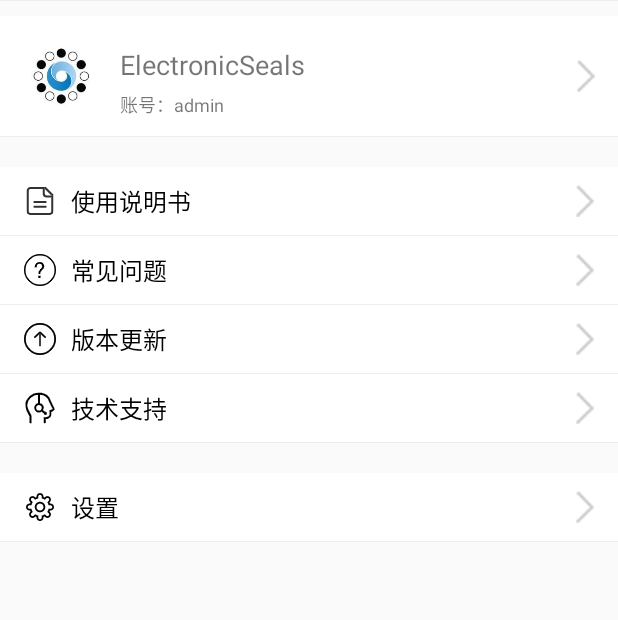
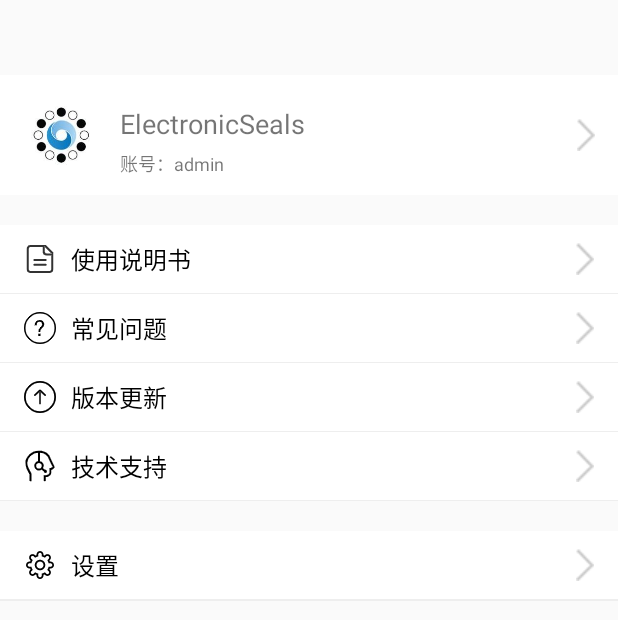
Before and after one commit to gongyurain/electronicSeals, an Android app: the layout fragment_user.xml on its own in the app's theme, with its tools: preview values and no code run, on a phone screen of 412 x 824 dp. Shown: the top 620 px of the screen. Run offline under Robolectric (Android 15) with nearby library versions, the phone set to English and light mode, and no system bars.

Commit message:
update ui

```diff
--- a/app/src/main/AndroidManifest.xml
+++ b/app/src/main/AndroidManifest.xml
@@ -8,7 +8,7 @@
     <uses-permission android:name="android.permission.WRITE_EXTERNAL_STORAGE" />
     <application
         android:allowBackup="true"
-        android:icon="@mipmap/ic_launcher"
+        android:icon="@mipmap/ic_logo"
         android:label="@string/app_name"
         android:roundIcon="@mipmap/ic_launcher_round"
         android:supportsRtl="true"
--- a/app/src/main/res/layout/activity_exceptions.xml
+++ b/app/src/main/res/layout/activity_exceptions.xml
@@ -6,13 +6,14 @@
     android:orientation="vertical">
     <FrameLayout
         android:layout_width="match_parent"
-        android:layout_height="wrap_content">
+        android:layout_height="wrap_content"
+        android:background="@color/darkLight">
         <include layout="@layout/item_title"/>
         <ImageButton
             android:id="@+id/add_iv"
             android:layout_width="50dp"
             android:layout_height="50dp"
-            android:src="@mipmap/icon_add"
+            android:src="@mipmap/viewfind"
             android:background="@null"
             android:layout_gravity="right|center_vertical"/>
     </FrameLayout>
--- a/app/src/main/res/layout/fragment_user.xml
+++ b/app/src/main/res/layout/fragment_user.xml
@@ -13,12 +13,9 @@
         <LinearLayout
             android:layout_width="fill_parent"
             android:layout_height="wrap_content"
+            android:layout_marginTop="40dp"
             android:orientation="vertical">
 
-            <View
-                android:layout_width="fill_parent"
-                android:layout_height="0.3dp"
-                android:background="@color/black3" />
 
             <RelativeLayout
                 android:id="@+id/view_user"
@@ -26,26 +23,17 @@
                 android:layout_height="wrap_content"
                 android:layout_marginTop="10dp"
                 android:background="@drawable/setting_item_selector"
-                android:paddingBottom="10dp"
-                android:paddingTop="10dp">
+                android:paddingTop="10dp"
+                android:paddingBottom="10dp">
 
-                <de.hdodenhof.circleimageview.CircleImageView
-                    android:id="@+id/profile_image"
-                    android:layout_width="60dip"
-                    android:layout_height="60dip"
-                    android:src="@mipmap/ic_logo"
-                    android:layout_marginLeft="10dp"
-                    android:layout_marginRight="10dp" />
-
-
-                <TextView
-                    android:id="@+id/tvname"
+                <ImageView
                     android:layout_width="wrap_content"
                     android:layout_height="wrap_content"
-                    android:layout_marginTop="10dp"
-                    android:layout_toRightOf="@+id/profile_image"
-                    android:text="@string/profile_txt_username"
-                    android:textSize="18sp" />
+                    android:layout_alignParentRight="true"
+                    android:layout_centerVertical="true"
+                    android:layout_marginRight="15dp"
+                    android:src="@drawable/right" />
+
 
                 <TextView
                     android:id="@+id/tvmsg"
@@ -57,20 +45,23 @@
                     android:text="@string/profile_txt_userid"
                     android:textSize="12sp" />
 
-                <ImageView
+                <TextView
+                    android:id="@+id/tvname"
                     android:layout_width="wrap_content"
                     android:layout_height="wrap_content"
-                    android:layout_alignParentRight="true"
-                    android:layout_centerVertical="true"
-                    android:layout_marginRight="15dp"
-                    android:src="@drawable/right" />
+                    android:layout_marginTop="10dp"
+                    android:layout_toRightOf="@+id/profile_image"
+                    android:text="@string/profile_txt_username"
+                    android:textSize="18sp" />
+
+                <de.hdodenhof.circleimageview.CircleImageView
+                    android:id="@+id/profile_image"
+                    android:layout_width="60dip"
+                    android:layout_height="60dip"
+                    android:layout_marginLeft="10dp"
+                    android:layout_marginRight="10dp"
+                    android:src="@mipmap/ic_logo" />
             </RelativeLayout>
-
-            <View
-                android:layout_width="fill_parent"
-                android:layout_height="0.3dp"
-                android:background="@color/black3" />
-
 
             <TextView
                 android:id="@+id/txt_Instructions"
@@ -78,7 +69,6 @@
                 android:layout_marginTop="20dp"
                 android:drawableLeft="@mipmap/icon_me_sm"
                 android:text="@string/profile_txt_Instructions" />
-
             <View
                 android:layout_width="fill_parent"
                 android:layout_height="0.3dp"
@@ -89,40 +79,39 @@
                 style="@style/list_txt_Style"
                 android:drawableLeft="@mipmap/icon_me_problem"
                 android:text="@string/profile_txt_problem" />
+            <View
+                android:layout_width="fill_parent"
+                android:layout_height="0.3dp"
+                android:background="@color/black3" />
+            <TextView
+                android:id="@+id/txt_money"
+                style="@style/list_txt_Style"
+                android:drawableLeft="@mipmap/icon_me_update"
+                android:text="@string/profile_txt_update" />
+            <View
+                android:layout_width="fill_parent"
+                android:layout_height="0.3dp"
+                android:background="@color/black3" />
+            <TextView
+                android:id="@+id/txt_card"
+                style="@style/list_txt_Style"
+                android:drawableLeft="@mipmap/icon_me_support"
+                android:text="@string/profile_txt_support" />
+            <View
+                android:layout_width="fill_parent"
+                android:layout_height="0.3dp"
+                android:background="@color/black3" />
+            <TextView
+                android:id="@+id/txt_setting"
+                style="@style/list_txt_Style"
+                android:layout_marginTop="20dp"
+                android:drawableLeft="@mipmap/icon_me_setting"
+                android:text="@string/profile_txt_setting" />
 
             <View
                 android:layout_width="fill_parent"
                 android:layout_height="0.3dp"
                 android:background="@color/black3" />
-
-            <TextView
-                android:id="@+id/txt_money"
-                style="@style/list_txt_Style"
-                android:drawableLeft="@mipmap/icon_me_update"
-                android:text="@string/profile_txt_update" />
-
-            <View
-                android:layout_width="fill_parent"
-                android:layout_height="0.3dp"
-                android:background="@color/black3" />
-
-            <TextView
-                android:id="@+id/txt_card"
-                style="@style/list_txt_Style"
-                android:drawableLeft="@mipmap/icon_me_support"
-                android:text="@string/profile_txt_support" />
-
-            <View
-                android:layout_width="fill_parent"
-                android:layout_height="0.3dp"
-                android:background="@color/black3" />
-
-            <TextView
-                android:layout_marginTop="20dp"
-                android:id="@+id/txt_setting"
-                style="@style/list_txt_Style"
-                android:drawableLeft="@mipmap/icon_me_setting"
-                android:text="@string/profile_txt_setting" />
 
             <View
                 android:layout_width="fill_parent"
--- a/app/src/main/res/layout/item_title.xml
+++ b/app/src/main/res/layout/item_title.xml
@@ -12,6 +12,6 @@
         android:layout_height="wrap_content"
         android:textSize="18sp"
         android:layout_marginLeft="10dp"
-        android:text="设备列表"
+        android:text=""
         android:textColor="@color/black"/>
 </LinearLayout>
```
Also changed, not shown: app/src/main/java/com/hoperun/electronicseals/view/activity/CaptureActivity.java (+15 -13 lines), app/src/main/java/com/hoperun/electronicseals/view/activity/LoginActivity.java (+32 -5 lines), app/src/main/res/mipmap-hdpi/viewfind.png (added).
